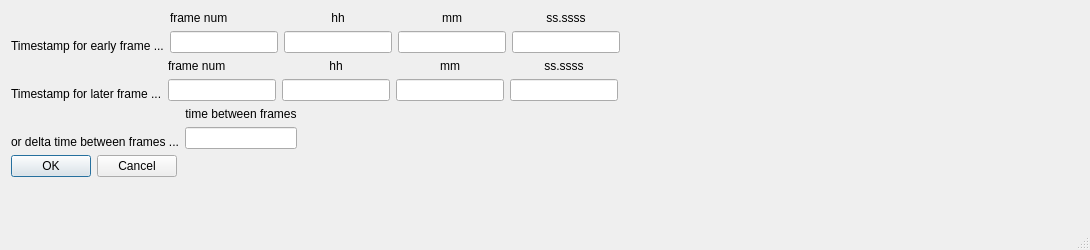
bob-anderson-ok/py-ote, file src/pyoteapp/timestamp_dialog_alt.ui: the form before one commit.
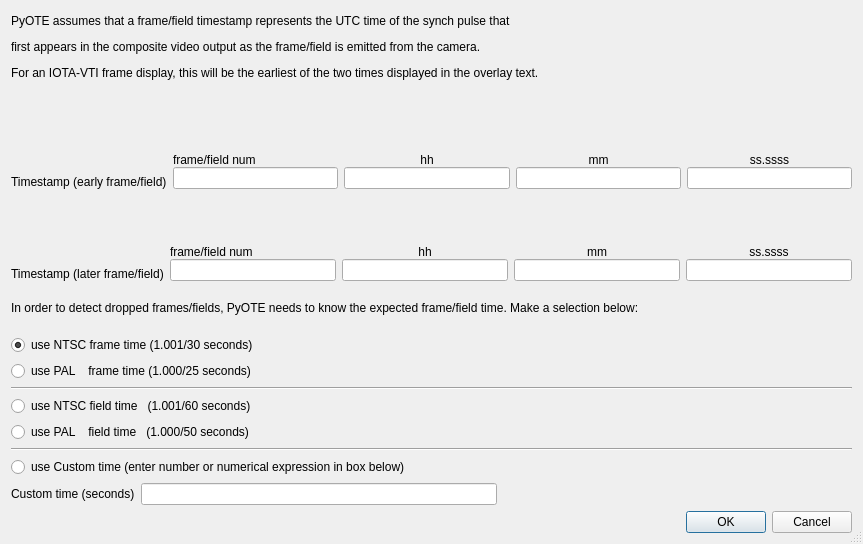
The form after the commit.

The edit to the form file:
```diff
--- a/src/pyoteapp/timestamp_dialog_alt.ui
+++ b/src/pyoteapp/timestamp_dialog_alt.ui
@@ -6,8 +6,8 @@
    <rect>
     <x>0</x>
     <y>0</y>
-    <width>1090</width>
-    <height>250</height>
+    <width>863</width>
+    <height>544</height>
    </rect>
   </property>
   <property name="sizePolicy">
@@ -22,13 +22,90 @@
   <property name="sizeGripEnabled">
    <bool>true</bool>
   </property>
-  <layout class="QFormLayout" name="formLayout">
+  <layout class="QGridLayout" name="gridLayout">
    <item row="0" column="0">
+    <layout class="QHBoxLayout" name="horizontalLayout_6">
+     <item>
+      <widget class="QLabel" name="label_13">
+       <property name="text">
+        <string>&lt;html&gt;&lt;head/&gt;&lt;body&gt;&lt;p&gt;PyOTE assumes that a frame/field timestamp represents the UTC time of the synch pulse that &lt;/p&gt;&lt;p&gt;first appears in the composite video output as the frame/field is emitted from the camera. &lt;/p&gt;&lt;p&gt;For an IOTA-VTI frame display, this will be the earliest of the two times displayed in the overlay text.&lt;br/&gt;&lt;/p&gt;&lt;/body&gt;&lt;/html&gt;</string>
+       </property>
+      </widget>
+     </item>
+    </layout>
+   </item>
+   <item row="3" column="0">
+    <layout class="QVBoxLayout" name="verticalLayout_10">
+     <item>
+      <widget class="QLabel" name="label_14">
+       <property name="text">
+        <string>&lt;html&gt;&lt;head/&gt;&lt;body&gt;&lt;p&gt;&lt;br/&gt;In order to detect dropped frames/fields, PyOTE needs to know the expected frame/field time. Make a selection below:&lt;br/&gt;&lt;/p&gt;&lt;/body&gt;&lt;/html&gt;</string>
+       </property>
+      </widget>
+     </item>
+     <item>
+      <widget class="QRadioButton" name="radioButtonNTSC">
+       <property name="text">
+        <string>use NTSC frame time (1.001/30 seconds)</string>
+       </property>
+       <property name="checked">
+        <bool>true</bool>
+       </property>
+      </widget>
+     </item>
+     <item>
+      <widget class="QRadioButton" name="radioButtonPAL">
+       <property name="text">
+        <string>use PAL    frame time (1.000/25 seconds)</string>
+       </property>
+      </widget>
+     </item>
+     <item>
+      <widget class="Line" name="line">
+       <property name="orientation">
+        <enum>Qt::Horizontal</enum>
+       </property>
+      </widget>
+     </item>
+     <item>
+      <widget class="QRadioButton" name="radioButtonNTSCfield">
+       <property name="text">
+        <string>use NTSC field time   (1.001/60 seconds)</string>
+       </property>
+      </widget>
+     </item>
+     <item>
+      <widget class="QRadioButton" name="radioButtonPALfield">
+       <property name="text">
+        <string>use PAL    field time   (1.000/50 seconds)</string>
+       </property>
+      </widget>
+     </item>
+     <item>
+      <widget class="Line" name="line_2">
+       <property name="orientation">
+        <enum>Qt::Horizontal</enum>
+       </property>
+      </widget>
+     </item>
+     <item>
+      <widget class="QRadioButton" name="radioButtonCustom">
+       <property name="layoutDirection">
+        <enum>Qt::LeftToRight</enum>
+       </property>
+       <property name="text">
+        <string>use Custom time (enter number or numerical expression in box below)</string>
+       </property>
+      </widget>
+     </item>
+    </layout>
+   </item>
+   <item row="1" column="0">
     <layout class="QHBoxLayout" name="horizontalLayout_3">
      <item>
       <widget class="QLabel" name="label_9">
        <property name="text">
-        <string>&lt;html&gt;&lt;head/&gt;&lt;body&gt;&lt;p&gt;Timestamp for early frame ...&lt;/p&gt;&lt;/body&gt;&lt;/html&gt;</string>
+        <string>&lt;html&gt;&lt;head/&gt;&lt;body&gt;&lt;p&gt;Timestamp (early frame/field)&lt;/p&gt;&lt;/body&gt;&lt;/html&gt;</string>
        </property>
        <property name="alignment">
         <set>Qt::AlignBottom|Qt::AlignLeading|Qt::AlignLeft</set>
@@ -39,10 +116,16 @@
       <layout class="QHBoxLayout" name="horizontalLayout">
        <item>
         <layout class="QVBoxLayout" name="verticalLayout">
+         <property name="spacing">
+          <number>0</number>
+         </property>
          <item>
           <widget class="QLabel" name="label">
            <property name="text">
-            <string>frame num</string>
+            <string>frame/field num</string>
+           </property>
+           <property name="alignment">
+            <set>Qt::AlignBottom|Qt::AlignLeading|Qt::AlignLeft</set>
            </property>
           </widget>
          </item>
@@ -53,13 +136,16 @@
        </item>
        <item>
         <layout class="QVBoxLayout" name="verticalLayout_2">
+         <property name="spacing">
+          <number>0</number>
+         </property>
          <item>
           <widget class="QLabel" name="label_2">
            <property name="text">
             <string>hh</string>
            </property>
            <property name="alignment">
-            <set>Qt::AlignCenter</set>
+            <set>Qt::AlignBottom|Qt::AlignHCenter</set>
            </property>
           </widget>
          </item>
@@ -70,13 +156,16 @@
        </item>
        <item>
         <layout class="QVBoxLayout" name="verticalLayout_3">
+         <property name="spacing">
+          <number>0</number>
+         </property>
          <item>
           <widget class="QLabel" name="label_3">
            <property name="text">
             <string>mm</string>
            </property>
            <property name="alignment">
-            <set>Qt::AlignCenter</set>
+            <set>Qt::AlignBottom|Qt::AlignHCenter</set>
            </property>
           </widget>
          </item>
@@ -87,13 +176,16 @@
        </item>
        <item>
         <layout class="QVBoxLayout" name="verticalLayout_4">
+         <property name="spacing">
+          <number>0</number>
+         </property>
          <item>
           <widget class="QLabel" name="label_4">
            <property name="text">
             <string>ss.ssss</string>
            </property>
            <property name="alignment">
-            <set>Qt::AlignCenter</set>
+            <set>Qt::AlignBottom|Qt::AlignHCenter</set>
            </property>
           </widget>
          </item>
@@ -106,12 +198,12 @@
      </item>
     </layout>
    </item>
-   <item row="1" column="0">
+   <item row="2" column="0">
     <layout class="QHBoxLayout" name="horizontalLayout_4">
      <item>
       <widget class="QLabel" name="label_10">
        <property name="text">
-        <string>&lt;html&gt;&lt;head/&gt;&lt;body&gt;&lt;p&gt;Timestamp for later frame ...&lt;/p&gt;&lt;/body&gt;&lt;/html&gt;</string>
+        <string>&lt;html&gt;&lt;head/&gt;&lt;body&gt;&lt;p&gt;Timestamp (later frame/field)&lt;/p&gt;&lt;/body&gt;&lt;/html&gt;</string>
        </property>
        <property name="alignment">
         <set>Qt::AlignBottom|Qt::AlignLeading|Qt::AlignLeft</set>
@@ -122,10 +214,16 @@
       <layout class="QHBoxLayout" name="horizontalLayout_2">
        <item>
         <layout class="QVBoxLayout" name="verticalLayout_5">
+         <property name="spacing">
+          <number>0</number>
+         </property>
          <item>
           <widget class="QLabel" name="label_5">
            <property name="text">
-            <string>frame num</string>
+            <string>frame/field num</string>
+           </property>
+           <property name="alignment">
+            <set>Qt::AlignBottom|Qt::AlignLeading|Qt::AlignLeft</set>
            </property>
           </widget>
          </item>
@@ -136,13 +234,16 @@
        </item>
        <item>
         <layout class="QVBoxLayout" name="verticalLayout_6">
+         <property name="spacing">
+          <number>0</number>
+         </property>
          <item>
           <widget class="QLabel" name="label_6">
            <property name="text">
             <string>hh</string>
            </property>
            <property name="alignment">
-            <set>Qt::AlignCenter</set>
+            <set>Qt::AlignBottom|Qt::AlignHCenter</set>
            </property>
           </widget>
          </item>
@@ -153,13 +254,16 @@
        </item>
        <item>
         <layout class="QVBoxLayout" name="verticalLayout_7">
+         <property name="spacing">
+          <number>0</number>
+         </property>
          <item>
           <widget class="QLabel" name="label_7">
            <property name="text">
             <string>mm</string>
            </property>
            <property name="alignment">
-            <set>Qt::AlignCenter</set>
+            <set>Qt::AlignBottom|Qt::AlignHCenter</set>
            </property>
           </widget>
          </item>
@@ -170,13 +274,16 @@
        </item>
        <item>
         <layout class="QVBoxLayout" name="verticalLayout_8">
+         <property name="spacing">
+          <number>0</number>
+         </property>
          <item>
           <widget class="QLabel" name="label_8">
            <property name="text">
             <string>ss.ssss</string>
            </property>
            <property name="alignment">
-            <set>Qt::AlignCenter</set>
+            <set>Qt::AlignBottom|Qt::AlignHCenter</set>
            </property>
           </widget>
          </item>
@@ -189,30 +296,30 @@
      </item>
     </layout>
    </item>
-   <item row="2" column="0">
+   <item row="5" column="0">
+    <widget class="QDialogButtonBox" name="buttonBox">
+     <property name="orientation">
+      <enum>Qt::Horizontal</enum>
+     </property>
+     <property name="standardButtons">
+      <set>QDialogButtonBox::Cancel|QDialogButtonBox::Ok</set>
+     </property>
+    </widget>
+   </item>
+   <item row="4" column="0">
     <layout class="QHBoxLayout" name="horizontalLayout_5">
      <item>
       <widget class="QLabel" name="label_11">
        <property name="text">
-        <string>&lt;html&gt;&lt;head/&gt;&lt;body&gt;&lt;p&gt;or delta time between frames ...&lt;/p&gt;&lt;/body&gt;&lt;/html&gt;</string>
+        <string>Custom time (seconds)</string>
        </property>
        <property name="alignment">
-        <set>Qt::AlignBottom|Qt::AlignLeading|Qt::AlignLeft</set>
+        <set>Qt::AlignLeading|Qt::AlignLeft|Qt::AlignVCenter</set>
        </property>
       </widget>
      </item>
      <item>
       <layout class="QVBoxLayout" name="verticalLayout_9">
-       <item>
-        <widget class="QLabel" name="label_12">
-         <property name="text">
-          <string>time between frames</string>
-         </property>
-         <property name="alignment">
-          <set>Qt::AlignCenter</set>
-         </property>
-        </widget>
-       </item>
        <item>
         <widget class="QLineEdit" name="frameDeltaTime">
          <property name="cursorMoveStyle">
@@ -237,16 +344,6 @@
      </item>
     </layout>
    </item>
-   <item row="3" column="0">
-    <widget class="QDialogButtonBox" name="buttonBox">
-     <property name="orientation">
-      <enum>Qt::Horizontal</enum>
-     </property>
-     <property name="standardButtons">
-      <set>QDialogButtonBox::Cancel|QDialogButtonBox::Ok</set>
-     </property>
-    </widget>
-   </item>
   </layout>
  </widget>
  <tabstops>
```
